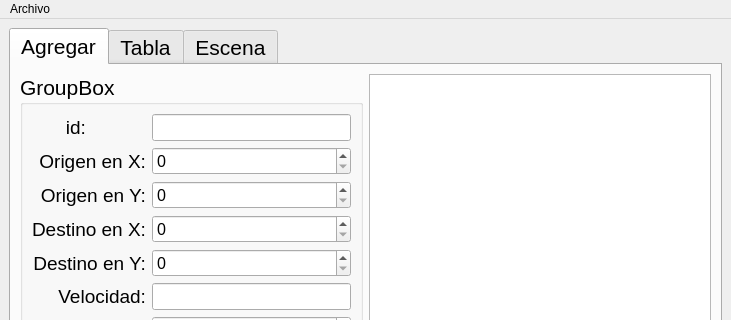
Axyoan/Act8, file mainwindow.ui: the form before one commit; both pictures show x 0 to 731 and y 0 to 320 of the 731 by 585 pixel window.
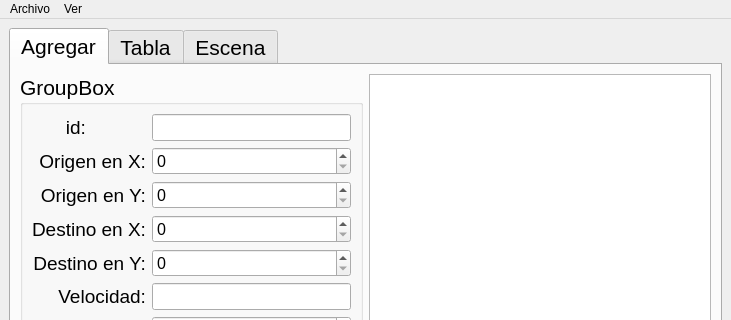
The form after the commit. The open tabs and pages were chosen to show the change.

What changed in the file:
```diff
--- a/mainwindow.ui
+++ b/mainwindow.ui
@@ -7,7 +7,7 @@
     <x>0</x>
     <y>0</y>
     <width>731</width>
-    <height>535</height>
+    <height>538</height>
    </rect>
   </property>
   <property name="windowTitle">
@@ -496,7 +496,14 @@
     <addaction name="actionAbrir"/>
     <addaction name="actionGuardar"/>
    </widget>
+   <widget class="QMenu" name="menuVer">
+    <property name="title">
+     <string>Ver</string>
+    </property>
+    <addaction name="actionGrafo"/>
+   </widget>
    <addaction name="menuArchivo"/>
+   <addaction name="menuVer"/>
   </widget>
   <widget class="QStatusBar" name="statusbar"/>
   <action name="actionAbrir">
```
Left out of the diff: 10 changed lines with no effect on the pictures.
